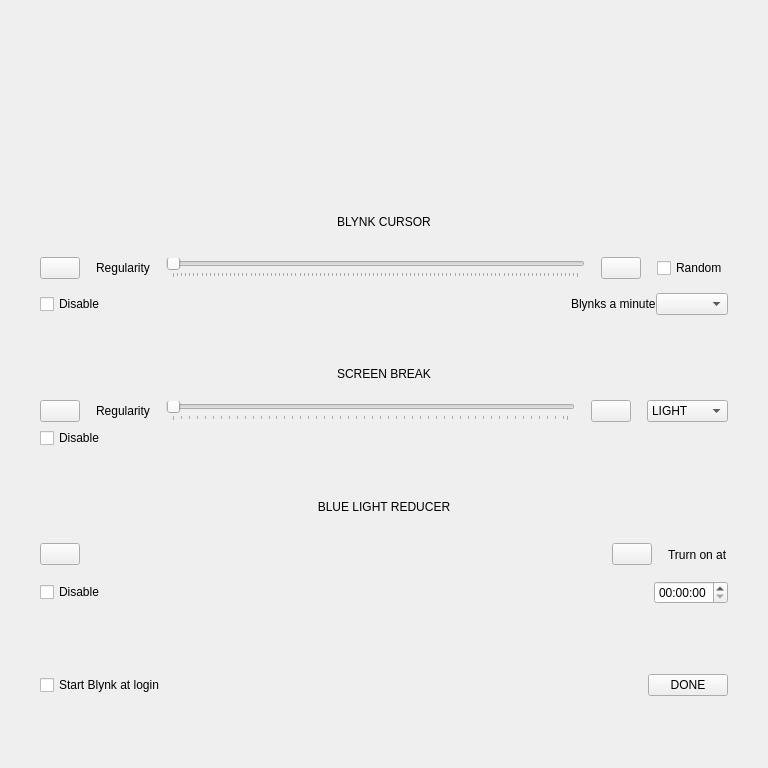
Old version of the form blynk/blynkwindow.ui in the repository flegall2014/Blynk.
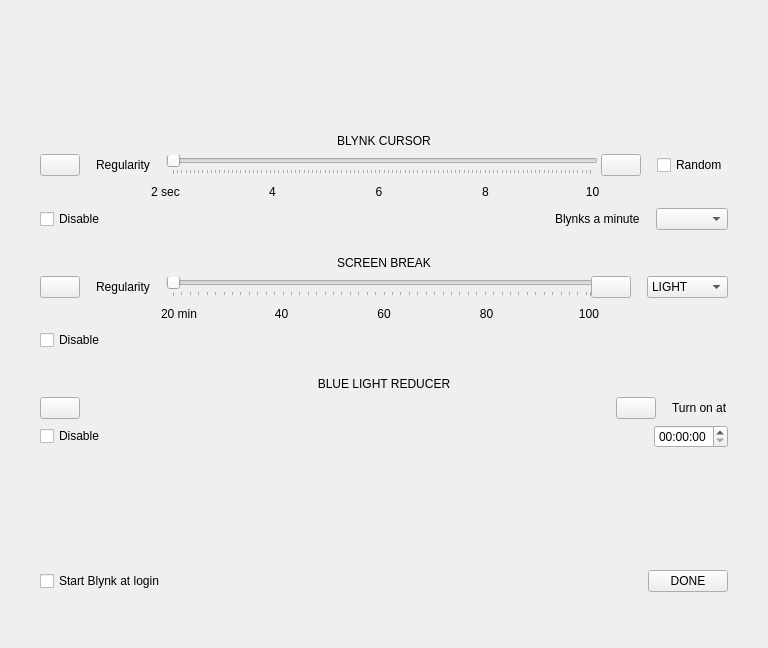
New version of the form. Icons and pictures are not drawn. Custom widgets are drawn as their Qt base class.

```diff
--- a/blynk/blynkwindow.ui
+++ b/blynk/blynkwindow.ui
@@ -7,19 +7,19 @@
     <x>0</x>
     <y>0</y>
     <width>768</width>
-    <height>768</height>
+    <height>648</height>
    </rect>
   </property>
   <property name="minimumSize">
    <size>
     <width>768</width>
-    <height>768</height>
+    <height>648</height>
    </size>
   </property>
   <property name="maximumSize">
    <size>
     <width>768</width>
-    <height>768</height>
+    <height>648</height>
    </size>
   </property>
   <property name="windowTitle">
@@ -30,7 +30,7 @@
     <number>32</number>
    </property>
    <property name="topMargin">
-    <number>100</number>
+    <number>64</number>
    </property>
    <property name="rightMargin">
     <number>32</number>
@@ -41,7 +41,93 @@
    <property name="horizontalSpacing">
     <number>32</number>
    </property>
-   <item row="14" column="0">
+   <item row="3" column="0">
+    <layout class="QHBoxLayout" name="horizontalLayout_4">
+     <item>
+      <spacer name="horizontalSpacer_5">
+       <property name="orientation">
+        <enum>Qt::Horizontal</enum>
+       </property>
+       <property name="sizeType">
+        <enum>QSizePolicy::Fixed</enum>
+       </property>
+       <property name="sizeHint" stdset="0">
+        <size>
+         <width>80</width>
+         <height>20</height>
+        </size>
+       </property>
+      </spacer>
+     </item>
+     <item>
+      <widget class="QLabel" name="label_9">
+       <property name="text">
+        <string>2 sec</string>
+       </property>
+       <property name="alignment">
+        <set>Qt::AlignCenter</set>
+       </property>
+      </widget>
+     </item>
+     <item>
+      <widget class="QLabel" name="label_8">
+       <property name="text">
+        <string>4</string>
+       </property>
+       <property name="alignment">
+        <set>Qt::AlignCenter</set>
+       </property>
+      </widget>
+     </item>
+     <item>
+      <widget class="QLabel" name="label_3">
+       <property name="text">
+        <string>6</string>
+       </property>
+       <property name="alignment">
+        <set>Qt::AlignCenter</set>
+       </property>
+      </widget>
+     </item>
+     <item>
+      <widget class="QLabel" name="label_2">
+       <property name="text">
+        <string>8</string>
+       </property>
+       <property name="alignment">
+        <set>Qt::AlignCenter</set>
+       </property>
+      </widget>
+     </item>
+     <item>
+      <widget class="QLabel" name="label">
+       <property name="text">
+        <string>10</string>
+       </property>
+       <property name="alignment">
+        <set>Qt::AlignCenter</set>
+       </property>
+      </widget>
+     </item>
+     <item>
+      <spacer name="horizontalSpacer_6">
+       <property name="orientation">
+        <enum>Qt::Horizontal</enum>
+       </property>
+       <property name="sizeType">
+        <enum>QSizePolicy::Fixed</enum>
+       </property>
+       <property name="sizeHint" stdset="0">
+        <size>
+         <width>90</width>
+         <height>20</height>
+        </size>
+       </property>
+      </spacer>
+     </item>
+    </layout>
+   </item>
+   <item row="16" column="0">
     <spacer name="verticalSpacer">
      <property name="orientation">
       <enum>Qt::Vertical</enum>
@@ -52,12 +138,12 @@
      <property name="sizeHint" stdset="0">
       <size>
        <width>20</width>
-       <height>40</height>
+       <height>24</height>
       </size>
      </property>
     </spacer>
    </item>
-   <item row="11" column="0">
+   <item row="13" column="0">
     <layout class="QHBoxLayout" name="horizontalLayout_22">
      <property name="sizeConstraint">
       <enum>QLayout::SetDefaultConstraint</enum>
@@ -96,23 +182,403 @@
      </item>
     </layout>
    </item>
-   <item row="12" column="0">
+   <item row="14" column="0">
     <spacer name="verticalSpacer_2">
      <property name="orientation">
       <enum>Qt::Vertical</enum>
      </property>
      <property name="sizeType">
-      <enum>QSizePolicy::Fixed</enum>
+      <enum>QSizePolicy::Maximum</enum>
      </property>
      <property name="sizeHint" stdset="0">
       <size>
        <width>20</width>
-       <height>64</height>
+       <height>128</height>
       </size>
      </property>
     </spacer>
    </item>
+   <item row="1" column="0">
+    <layout class="QHBoxLayout" name="horizontalLayout_17">
+     <item>
+      <widget class="QLabel" name="wBlynkCursorLabel">
+       <property name="text">
+        <string>BLYNK CURSOR</string>
+       </property>
+       <property name="alignment">
+        <set>Qt::AlignCenter</set>
+       </property>
+      </widget>
+     </item>
+    </layout>
+   </item>
+   <item row="9" column="0">
+    <layout class="QHBoxLayout" name="horizontalLayout_26">
+     <property name="leftMargin">
+      <number>8</number>
+     </property>
+     <property name="rightMargin">
+      <number>8</number>
+     </property>
+     <item>
+      <widget class="QCheckBox" name="wScreenBreakEnabled">
+       <property name="text">
+        <string>Disable</string>
+       </property>
+      </widget>
+     </item>
+    </layout>
+   </item>
    <item row="6" column="0">
+    <layout class="QHBoxLayout" name="horizontalLayout_19">
+     <item>
+      <widget class="QLabel" name="wScreenBreakLabel">
+       <property name="text">
+        <string>SCREEN BREAK</string>
+       </property>
+       <property name="alignment">
+        <set>Qt::AlignCenter</set>
+       </property>
+      </widget>
+     </item>
+    </layout>
+   </item>
+   <item row="4" column="0">
+    <layout class="QHBoxLayout" name="horizontalLayout_25">
+     <property name="leftMargin">
+      <number>8</number>
+     </property>
+     <property name="rightMargin">
+      <number>8</number>
+     </property>
+     <item>
+      <widget class="QCheckBox" name="wBlynkCursorEnabled">
+       <property name="text">
+        <string>Disable</string>
+       </property>
+      </widget>
+     </item>
+     <item>
+      <spacer name="horizontalSpacer">
+       <property name="orientation">
+        <enum>Qt::Horizontal</enum>
+       </property>
+       <property name="sizeHint" stdset="0">
+        <size>
+         <width>40</width>
+         <height>20</height>
+        </size>
+       </property>
+      </spacer>
+     </item>
+     <item>
+      <widget class="QLabel" name="label_5">
+       <property name="text">
+        <string>Blynks a minute</string>
+       </property>
+      </widget>
+     </item>
+     <item>
+      <spacer name="horizontalSpacer_4">
+       <property name="orientation">
+        <enum>Qt::Horizontal</enum>
+       </property>
+       <property name="sizeType">
+        <enum>QSizePolicy::Fixed</enum>
+       </property>
+       <property name="sizeHint" stdset="0">
+        <size>
+         <width>16</width>
+         <height>20</height>
+        </size>
+       </property>
+      </spacer>
+     </item>
+     <item>
+      <widget class="QComboBox" name="wBlynkPerMinuteValues"/>
+     </item>
+    </layout>
+   </item>
+   <item row="10" column="0">
+    <spacer name="verticalSpacer_3">
+     <property name="orientation">
+      <enum>Qt::Vertical</enum>
+     </property>
+     <property name="sizeType">
+      <enum>QSizePolicy::Maximum</enum>
+     </property>
+     <property name="sizeHint" stdset="0">
+      <size>
+       <width>20</width>
+       <height>32</height>
+      </size>
+     </property>
+    </spacer>
+   </item>
+   <item row="12" column="0">
+    <layout class="QHBoxLayout" name="horizontalLayout_30">
+     <property name="spacing">
+      <number>16</number>
+     </property>
+     <property name="sizeConstraint">
+      <enum>QLayout::SetDefaultConstraint</enum>
+     </property>
+     <property name="leftMargin">
+      <number>8</number>
+     </property>
+     <property name="rightMargin">
+      <number>8</number>
+     </property>
+     <item>
+      <widget class="QPushButton" name="wBlueLightReducerHelp">
+       <property name="sizePolicy">
+        <sizepolicy hsizetype="Fixed" vsizetype="Fixed">
+         <horstretch>0</horstretch>
+         <verstretch>0</verstretch>
+        </sizepolicy>
+       </property>
+       <property name="text">
+        <string/>
+       </property>
+       <property name="icon">
+        <iconset resource="resources.qrc">
+         <normaloff>:/icons/ico-question.png</normaloff>:/icons/ico-question.png</iconset>
+       </property>
+      </widget>
+     </item>
+     <item>
+      <widget class="BlueLightReducerSlider" name="wBlueLightReducerSlider" native="true">
+       <property name="sizePolicy">
+        <sizepolicy hsizetype="Expanding" vsizetype="Fixed">
+         <horstretch>0</horstretch>
+         <verstretch>0</verstretch>
+        </sizepolicy>
+       </property>
+       <property name="minimumSize">
+        <size>
+         <width>520</width>
+         <height>0</height>
+        </size>
+       </property>
+       <property name="maximumSize">
+        <size>
+         <width>528</width>
+         <height>16777215</height>
+        </size>
+       </property>
+       <property name="maximum" stdset="0">
+        <number>2</number>
+       </property>
+      </widget>
+     </item>
+     <item>
+      <widget class="QPushButton" name="wBlueLightReducerStartTimeHelp">
+       <property name="sizePolicy">
+        <sizepolicy hsizetype="Fixed" vsizetype="Fixed">
+         <horstretch>0</horstretch>
+         <verstretch>0</verstretch>
+        </sizepolicy>
+       </property>
+       <property name="text">
+        <string/>
+       </property>
+       <property name="icon">
+        <iconset resource="resources.qrc">
+         <normaloff>:/icons/ico-question.png</normaloff>:/icons/ico-question.png</iconset>
+       </property>
+      </widget>
+     </item>
+     <item>
+      <widget class="QLabel" name="label_7">
+       <property name="minimumSize">
+        <size>
+         <width>0</width>
+         <height>0</height>
+        </size>
+       </property>
+       <property name="maximumSize">
+        <size>
+         <width>16777215</width>
+         <height>16777215</height>
+        </size>
+       </property>
+       <property name="text">
+        <string>Turn on at</string>
+       </property>
+      </widget>
+     </item>
+    </layout>
+   </item>
+   <item row="8" column="0">
+    <layout class="QHBoxLayout" name="horizontalLayout_5">
+     <item>
+      <spacer name="horizontalSpacer_7">
+       <property name="orientation">
+        <enum>Qt::Horizontal</enum>
+       </property>
+       <property name="sizeType">
+        <enum>QSizePolicy::Fixed</enum>
+       </property>
+       <property name="sizeHint" stdset="0">
+        <size>
+         <width>96</width>
+         <height>20</height>
+        </size>
+       </property>
+      </spacer>
+     </item>
+     <item>
+      <widget class="QLabel" name="label_14">
+       <property name="text">
+        <string>20 min</string>
+       </property>
+       <property name="alignment">
+        <set>Qt::AlignCenter</set>
+       </property>
+      </widget>
+     </item>
+     <item>
+      <widget class="QLabel" name="label_13">
+       <property name="text">
+        <string>40</string>
+       </property>
+       <property name="alignment">
+        <set>Qt::AlignCenter</set>
+       </property>
+      </widget>
+     </item>
+     <item>
+      <widget class="QLabel" name="label_12">
+       <property name="text">
+        <string>60</string>
+       </property>
+       <property name="alignment">
+        <set>Qt::AlignCenter</set>
+       </property>
+      </widget>
+     </item>
+     <item>
+      <widget class="QLabel" name="label_11">
+       <property name="text">
+        <string>80</string>
+       </property>
+       <property name="alignment">
+        <set>Qt::AlignCenter</set>
+       </property>
+      </widget>
+     </item>
+     <item>
+      <widget class="QLabel" name="label_10">
+       <property name="text">
+        <string>100</string>
+       </property>
+       <property name="alignment">
+        <set>Qt::AlignCenter</set>
+       </property>
+      </widget>
+     </item>
+     <item>
+      <spacer name="horizontalSpacer_8">
+       <property name="orientation">
+        <enum>Qt::Horizontal</enum>
+       </property>
+       <property name="sizeType">
+        <enum>QSizePolicy::Fixed</enum>
+       </property>
+       <property name="sizeHint" stdset="0">
+        <size>
+         <width>96</width>
+         <height>20</height>
+        </size>
+       </property>
+      </spacer>
+     </item>
+    </layout>
+   </item>
+   <item row="5" column="0">
+    <spacer name="verticalSpacer_4">
+     <property name="orientation">
+      <enum>Qt::Vertical</enum>
+     </property>
+     <property name="sizeType">
+      <enum>QSizePolicy::Maximum</enum>
+     </property>
+     <property name="sizeHint" stdset="0">
+      <size>
+       <width>20</width>
+       <height>32</height>
+      </size>
+     </property>
+    </spacer>
+   </item>
+   <item row="15" column="0">
+    <layout class="QHBoxLayout" name="horizontalLayout_23">
+     <property name="spacing">
+      <number>16</number>
+     </property>
+     <property name="leftMargin">
+      <number>8</number>
+     </property>
+     <property name="rightMargin">
+      <number>8</number>
+     </property>
+     <item>
+      <widget class="QCheckBox" name="wStartBlynkAtLoginCheckBox">
+       <property name="text">
+        <string>Start Blynk at login</string>
+       </property>
+      </widget>
+     </item>
+     <item>
+      <spacer name="horizontalSpacer_3">
+       <property name="orientation">
+        <enum>Qt::Horizontal</enum>
+       </property>
+       <property name="sizeHint" stdset="0">
+        <size>
+         <width>40</width>
+         <height>20</height>
+        </size>
+       </property>
+      </spacer>
+     </item>
+     <item>
+      <widget class="QPushButton" name="wDoneButton">
+       <property name="text">
+        <string>DONE</string>
+       </property>
+      </widget>
+     </item>
+    </layout>
+   </item>
+   <item row="0" column="0">
+    <layout class="QVBoxLayout" name="verticalLayout_9">
+     <item>
+      <layout class="QHBoxLayout" name="horizontalLayout_16">
+       <item>
+        <widget class="ImageWidget" name="wLogoArea" native="true">
+         <property name="minimumSize">
+          <size>
+           <width>700</width>
+           <height>64</height>
+          </size>
+         </property>
+         <property name="maximumSize">
+          <size>
+           <width>700</width>
+           <height>64</height>
+          </size>
+         </property>
+         <property name="styleSheet">
+          <string notr="true"/>
+         </property>
+        </widget>
+       </item>
+      </layout>
+     </item>
+    </layout>
+   </item>
+   <item row="7" column="0">
     <layout class="QHBoxLayout" name="horizontalLayout_20">
      <property name="spacing">
       <number>16</number>
@@ -125,6 +591,12 @@
      </property>
      <item>
       <widget class="QPushButton" name="wScreenBreakHelp">
+       <property name="sizePolicy">
+        <sizepolicy hsizetype="Fixed" vsizetype="Fixed">
+         <horstretch>0</horstretch>
+         <verstretch>0</verstretch>
+        </sizepolicy>
+       </property>
        <property name="text">
         <string/>
        </property>
@@ -143,6 +615,18 @@
      </item>
      <item>
       <widget class="QSlider" name="wScreenBreakSlider">
+       <property name="minimumSize">
+        <size>
+         <width>432</width>
+         <height>0</height>
+        </size>
+       </property>
+       <property name="maximumSize">
+        <size>
+         <width>432</width>
+         <height>16777215</height>
+        </size>
+       </property>
        <property name="orientation">
         <enum>Qt::Horizontal</enum>
        </property>
@@ -156,6 +640,12 @@
      </item>
      <item>
       <widget class="QPushButton" name="wScreenBreakStrengthHelp">
+       <property name="sizePolicy">
+        <sizepolicy hsizetype="Fixed" vsizetype="Fixed">
+         <horstretch>0</horstretch>
+         <verstretch>0</verstretch>
+        </sizepolicy>
+       </property>
        <property name="text">
         <string/>
        </property>
@@ -167,6 +657,18 @@
      </item>
      <item>
       <widget class="QComboBox" name="wScreenBreakStrengthCombo">
+       <property name="minimumSize">
+        <size>
+         <width>0</width>
+         <height>0</height>
+        </size>
+       </property>
+       <property name="maximumSize">
+        <size>
+         <width>16777215</width>
+         <height>16777215</height>
+        </size>
+       </property>
        <item>
         <property name="text">
          <string>LIGHT</string>
@@ -195,16 +697,22 @@
       <number>8</number>
      </property>
      <property name="topMargin">
-      <number>8</number>
+      <number>0</number>
      </property>
      <property name="rightMargin">
       <number>8</number>
      </property>
      <property name="bottomMargin">
-      <number>8</number>
+      <number>0</number>
      </property>
      <item>
       <widget class="QPushButton" name="wBlynkCursorHelp">
+       <property name="sizePolicy">
+        <sizepolicy hsizetype="Fixed" vsizetype="Fixed">
+         <horstretch>0</horstretch>
+         <verstretch>0</verstretch>
+        </sizepolicy>
+       </property>
        <property name="text">
         <string/>
        </property>
@@ -223,6 +731,21 @@
      </item>
      <item>
       <widget class="QSlider" name="wBlynkRegularitySlider">
+       <property name="minimumSize">
+        <size>
+         <width>432</width>
+         <height>0</height>
+        </size>
+       </property>
+       <property name="maximumSize">
+        <size>
+         <width>432</width>
+         <height>16777215</height>
+        </size>
+       </property>
+       <property name="pageStep">
+        <number>1</number>
+       </property>
        <property name="orientation">
         <enum>Qt::Horizontal</enum>
        </property>
@@ -236,6 +759,12 @@
      </item>
      <item>
       <widget class="QPushButton" name="wBlynkCursorRandomHelp">
+       <property name="sizePolicy">
+        <sizepolicy hsizetype="Fixed" vsizetype="Fixed">
+         <horstretch>0</horstretch>
+         <verstretch>0</verstretch>
+        </sizepolicy>
+       </property>
        <property name="text">
         <string/>
        </property>
@@ -254,7 +783,7 @@
      </item>
     </layout>
    </item>
-   <item row="9" column="0">
+   <item row="11" column="0">
     <layout class="QHBoxLayout" name="horizontalLayout_21">
      <item>
       <widget class="QLabel" name="wBlueLightReducerLabel">
@@ -268,260 +797,6 @@
      </item>
     </layout>
    </item>
-   <item row="13" column="0">
-    <layout class="QHBoxLayout" name="horizontalLayout_23">
-     <property name="spacing">
-      <number>16</number>
-     </property>
-     <property name="leftMargin">
-      <number>8</number>
-     </property>
-     <property name="rightMargin">
-      <number>8</number>
-     </property>
-     <item>
-      <widget class="QCheckBox" name="wStartBlynkAtLoginCheckBox">
-       <property name="text">
-        <string>Start Blynk at login</string>
-       </property>
-      </widget>
-     </item>
-     <item>
-      <spacer name="horizontalSpacer_3">
-       <property name="orientation">
-        <enum>Qt::Horizontal</enum>
-       </property>
-       <property name="sizeHint" stdset="0">
-        <size>
-         <width>40</width>
-         <height>20</height>
-        </size>
-       </property>
-      </spacer>
-     </item>
-     <item>
-      <widget class="QPushButton" name="wDoneButton">
-       <property name="text">
-        <string>DONE</string>
-       </property>
-      </widget>
-     </item>
-    </layout>
-   </item>
-   <item row="0" column="0">
-    <layout class="QVBoxLayout" name="verticalLayout_9">
-     <item>
-      <layout class="QHBoxLayout" name="horizontalLayout_16">
-       <item>
-        <widget class="ImageWidget" name="wLogoArea" native="true">
-         <property name="minimumSize">
-          <size>
-           <width>700</width>
-           <height>95</height>
-          </size>
-         </property>
-         <property name="maximumSize">
-          <size>
-           <width>700</width>
-           <height>95</height>
-          </size>
-         </property>
-         <property name="styleSheet">
-          <string notr="true"/>
-         </property>
-        </widget>
-       </item>
-      </layout>
-     </item>
-    </layout>
-   </item>
-   <item row="10" column="0">
-    <layout class="QHBoxLayout" name="horizontalLayout_30">
-     <property name="spacing">
-      <number>16</number>
-     </property>
-     <property name="sizeConstraint">
-      <enum>QLayout::SetDefaultConstraint</enum>
-     </property>
-     <property name="leftMargin">
-      <number>8</number>
-     </property>
-     <property name="rightMargin">
-      <number>8</number>
-     </property>
-     <item>
-      <widget class="QPushButton" name="wBlueLightReducerHelp">
-       <property name="text">
-        <string/>
-       </property>
-       <property name="icon">
-        <iconset resource="resources.qrc">
-         <normaloff>:/icons/ico-question.png</normaloff>:/icons/ico-question.png</iconset>
-       </property>
-      </widget>
-     </item>
-     <item>
-      <widget class="BlueLightReducerSlider" name="wBlueLightReducerSlider" native="true">
-       <property name="sizePolicy">
-        <sizepolicy hsizetype="Fixed" vsizetype="Fixed">
-         <horstretch>0</horstretch>
-         <verstretch>0</verstretch>
-        </sizepolicy>
-       </property>
-       <property name="minimumSize">
-        <size>
-         <width>510</width>
-         <height>0</height>
-        </size>
-       </property>
-       <property name="maximumSize">
-        <size>
-         <width>510</width>
-         <height>16777215</height>
-        </size>
-       </property>
-       <property name="maximum" stdset="0">
-        <number>2</number>
-       </property>
-      </widget>
-     </item>
-     <item>
-      <widget class="QPushButton" name="wBlueLightReducerStartTimeHelp">
-       <property name="text">
-        <string/>
-       </property>
-       <property name="icon">
-        <iconset resource="resources.qrc">
-         <normaloff>:/icons/ico-question.png</normaloff>:/icons/ico-question.png</iconset>
-       </property>
-      </widget>
-     </item>
-     <item>
-      <widget class="QLabel" name="label_7">
-       <property name="text">
-        <string>Trurn on at</string>
-       </property>
-      </widget>
-     </item>
-    </layout>
-   </item>
-   <item row="1" column="0">
-    <layout class="QHBoxLayout" name="horizontalLayout_17">
-     <item>
-      <widget class="QLabel" name="wBlynkCursorLabel">
-       <property name="text">
-        <string>BLYNK CURSOR</string>
-       </property>
-       <property name="alignment">
-        <set>Qt::AlignCenter</set>
-       </property>
-      </widget>
-     </item>
-    </layout>
-   </item>
-   <item row="5" column="0">
-    <layout class="QHBoxLayout" name="horizontalLayout_19">
-     <item>
-      <widget class="QLabel" name="wScreenBreakLabel">
-       <property name="text">
-        <string>SCREEN BREAK</string>
-       </property>
-       <property name="alignment">
-        <set>Qt::AlignCenter</set>
-       </property>
-      </widget>
-     </item>
-    </layout>
-   </item>
-   <item row="7" column="0">
-    <layout class="QHBoxLayout" name="horizontalLayout_26">
-     <property name="leftMargin">
-      <number>8</number>
-     </property>
-     <property name="rightMargin">
-      <number>8</number>
-     </property>
-     <item>
-      <widget class="QCheckBox" name="wScreenBreakEnabled">
-       <property name="text">
-        <string>Disable</string>
-       </property>
-      </widget>
-     </item>
-    </layout>
-   </item>
-   <item row="3" column="0">
-    <layout class="QHBoxLayout" name="horizontalLayout_25">
-     <property name="leftMargin">
-      <number>8</number>
-     </property>
-     <property name="rightMargin">
-      <number>8</number>
-     </property>
-     <item>
-      <widget class="QCheckBox" name="wBlynkCursorEnabled">
-       <property name="text">
-        <string>Disable</string>
-       </property>
-      </widget>
-     </item>
-     <item>
-      <spacer name="horizontalSpacer">
-       <property name="orientation">
-        <enum>Qt::Horizontal</enum>
-       </property>
-       <property name="sizeHint" stdset="0">
-        <size>
-         <width>40</width>
-         <height>20</height>
-        </size>
-       </property>
-      </spacer>
-     </item>
-     <item>
-      <widget class="QLabel" name="label_5">
-       <property name="text">
-        <string>Blynks a minute</string>
-       </property>
-      </widget>
-     </item>
-     <item>
-      <widget class="QComboBox" name="wBlynkPerMinuteValues"/>
-     </item>
-    </layout>
-   </item>
-   <item row="4" column="0">
-    <spacer name="horizontalSpacer_4">
-     <property name="orientation">
-      <enum>Qt::Horizontal</enum>
-     </property>
-     <property name="sizeType">
-      <enum>QSizePolicy::Fixed</enum>
-     </property>
-     <property name="sizeHint" stdset="0">
-      <size>
-       <width>40</width>
-       <height>32</height>
-      </size>
-     </property>
-    </spacer>
-   </item>
-   <item row="8" column="0">
-    <spacer name="verticalSpacer_3">
-     <property name="orientation">
-      <enum>Qt::Vertical</enum>
-     </property>
-     <property name="sizeType">
-      <enum>QSizePolicy::Fixed</enum>
-     </property>
-     <property name="sizeHint" stdset="0">
-      <size>
-       <width>20</width>
-       <height>32</height>
-      </size>
-     </property>
-    </spacer>
-   </item>
   </layout>
  </widget>
  <customwidgets>
```
